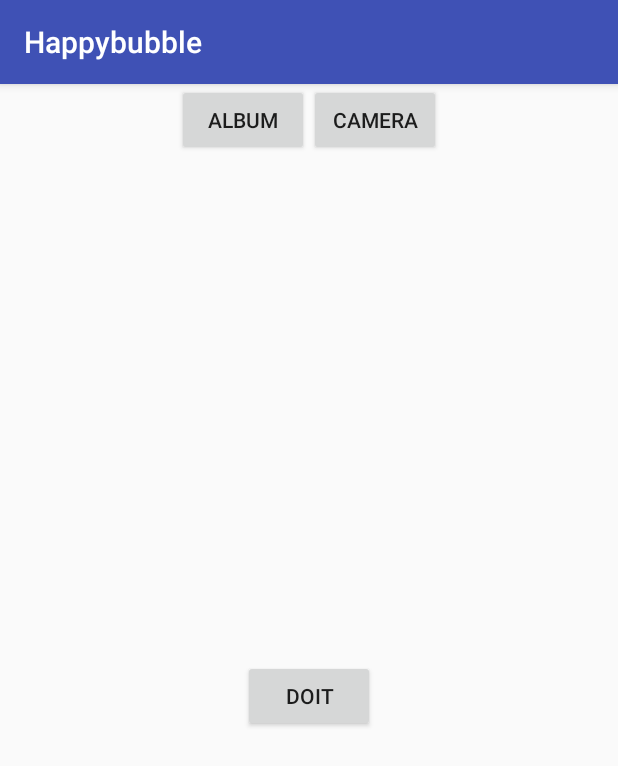
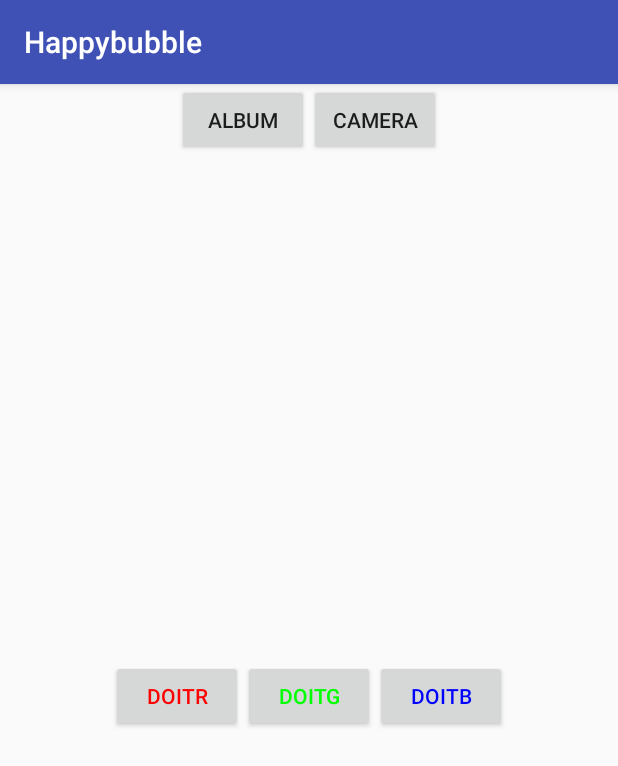
Before and after one commit to YeonJun-Sung/Happybubble, an Android app: the ImageProcessingActivity screen opened directly, with no data from a screen before it, on a phone screen of 412 x 824 dp. Shown: the top 766 px of the screen. Run offline under Robolectric (Android 15) with nearby library versions, the light colour scheme and no system bars; libraries missing offline, so code that uses them is left out: org.opencv.android, org.opencv.core; 2 statements that could not run were skipped.

Commit message:
rgb filtering

```diff
--- a/app/src/main/AndroidManifest.xml
+++ b/app/src/main/AndroidManifest.xml
@@ -2,6 +2,7 @@
 <manifest xmlns:android="http://schemas.android.com/apk/res/android"
     package="software.happybubble">
     <uses-permission android:name="android.permission.WRITE_EXTERNAL_STORAGE" />
+    <uses-permission android:name="android.permission.CAMERA2" />
 
     <application
         android:allowBackup="true"
--- a/app/src/main/java/software/happybubble/ImageProcessingActivity.java
+++ b/app/src/main/java/software/happybubble/ImageProcessingActivity.java
@@ -36,7 +36,7 @@
 
     ImageView imageVIewInput;
     ImageView imageVIewOuput;
-    Button camera, album, doit;
+    Button camera, album, doitR, doitG, doitB;
     private Mat img_input;
     private Mat img_output;
     static final int REQUEST_CAMERA = 1;
@@ -115,7 +115,7 @@
                         }else
                         {
                             read_image_file();
-                            imageprocess_and_showResult();
+                            imageprocess_and_showResult(0);
                         }
                     }
                 }
@@ -154,7 +154,9 @@
         imageVIewOuput = (ImageView)findViewById(R.id.imageViewOutput);
         camera = (Button)findViewById(R.id.camera);
         album = (Button)findViewById(R.id.album);
-        doit = (Button)findViewById(R.id.doit);
+        doitR = (Button)findViewById(R.id.doitR);
+        doitG = (Button)findViewById(R.id.doitG);
+        doitB = (Button)findViewById(R.id.doitB);
 
         if (!hasPermissions(PERMISSIONS))//퍼미션 허가를 했었는지 여부를 확인
             requestNecessaryPermissions(PERMISSIONS);//퍼미션 허가안되어 있다면 사용자에게 요청
@@ -172,17 +174,27 @@
                     doTakeAlbumAction();
                 }
             });
-            doit.setOnClickListener(new View.OnClickListener(){
+            doitR.setOnClickListener(new View.OnClickListener(){
                 @Override
-                public void onClick(View view) { imageprocess_and_showResult();
+                public void onClick(View view) { imageprocess_and_showResult(0);
+                }
+            });
+            doitG.setOnClickListener(new View.OnClickListener(){
+                @Override
+                public void onClick(View view) { imageprocess_and_showResult(1);
+                }
+            });
+            doitB.setOnClickListener(new View.OnClickListener(){
+                @Override
+                public void onClick(View view) { imageprocess_and_showResult(2);
                 }
             });
         }
     }
 
-    private void imageprocess_and_showResult() {
+    private void imageprocess_and_showResult(int color) {
 
-        imageprocessing(img_input.getNativeObjAddr(), img_output.getNativeObjAddr());
+        imageprocessing(img_input.getNativeObjAddr(), img_output.getNativeObjAddr(), color);
 
         Bitmap bitmapOutput = Bitmap.createBitmap(img_output.cols(), img_output.rows(), Bitmap.Config.ARGB_8888);
         Utils.matToBitmap(img_output, bitmapOutput);
@@ -232,8 +244,8 @@
                     Bundle extras = data.getExtras();
                     if(extras != null) {
                         bm = extras.getParcelable("data");
-                        imageVIewInput.setImageBitmap(rotate(bm));
-                        Utils.bitmapToMat(rotate(bm), img_input);
+                        imageVIewInput.setImageBitmap(bm);
+                        Utils.bitmapToMat(bm, img_input);
                     }
                 } catch (Exception e) {
                     e.printStackTrace();
@@ -241,8 +253,8 @@
             } else if (requestCode == 2 && !data.equals(null)) {
                 try {
                     bm = MediaStore.Images.Media.getBitmap(getContentResolver(), data.getData());
-                    imageVIewInput.setImageBitmap(rotate(bm));
-                    Utils.bitmapToMat(rotate(bm), img_input);
+                    imageVIewInput.setImageBitmap(bm);
+                    Utils.bitmapToMat(bm, img_input);
                     imageVIewInput.setScaleType(ImageView.ScaleType.FIT_XY);
                 } catch (IOException e) {
                     e.printStackTrace();
@@ -250,17 +262,11 @@
             }
         }
     }
-    public Bitmap rotate(Bitmap src) {
-        Matrix matrix = new Matrix();
-
-        matrix.postRotate(90);
-        return Bitmap.createBitmap(src, 0, 0, src.getWidth(), src.getHeight(), matrix, true);
-    }
 
     /**
      * A native method that is implemented by the 'native-lib' native library,
      * which is packaged with this application.
      */
     public native void originImage(long img);
-    public native void imageprocessing(long inputImage, long outputImage);
+    public native void imageprocessing(long inputImage, long outputImage, int color);
 }
--- a/app/src/main/res/layout/activity_imageprocessing.xml
+++ b/app/src/main/res/layout/activity_imageprocessing.xml
@@ -33,8 +33,21 @@
         <Button
             android:layout_width="wrap_content"
             android:layout_height="wrap_content"
-            android:id="@+id/doit"
-            android:text="doit" />
+            android:id="@+id/doitR"
+            android:textColor="#ff0000"
+            android:text="doitR" />
+        <Button
+            android:layout_width="wrap_content"
+            android:layout_height="wrap_content"
+            android:id="@+id/doitG"
+            android:textColor="#00ff00"
+            android:text="doitG" />
+        <Button
+            android:layout_width="wrap_content"
+            android:layout_height="wrap_content"
+            android:id="@+id/doitB"
+            android:textColor="#0000ff"
+            android:text="doitB" />
     </LinearLayout>
 
     <ImageView
```
Also changed, not shown: 1 other file.
